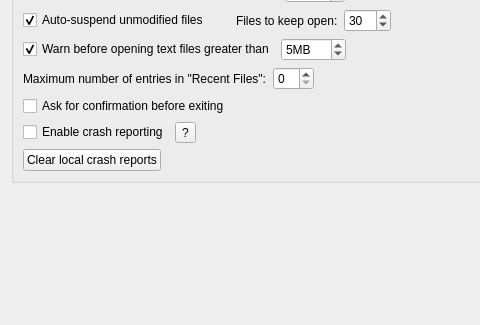
Qt form src/plugins/coreplugin/systemsettings.ui (qt-creator/qt-creator) before a commit; both pictures show x 0 to 480 and y 220 to 545 of the 599 by 545 pixel window.
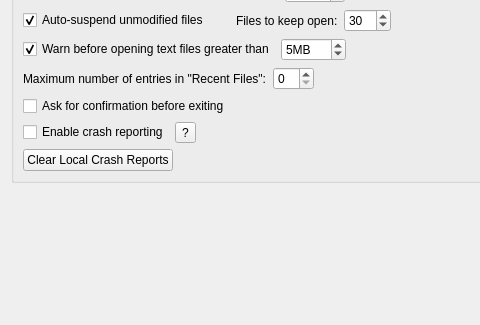
The same form after that commit. Custom widgets are drawn as their Qt base class.

Commit message: Core: Fix typos in and capitalization of UI text

Patch:
```diff
--- a/src/plugins/coreplugin/systemsettings.ui
+++ b/src/plugins/coreplugin/systemsettings.ui
@@ -314,7 +314,7 @@
         <item>
          <widget class="QPushButton" name="clearCrashReportsButton">
           <property name="text">
-           <string>Clear local crash reports</string>
+           <string>Clear Local Crash Reports</string>
           </property>
          </widget>
         </item>
```
The commit also changes 2 other files.
